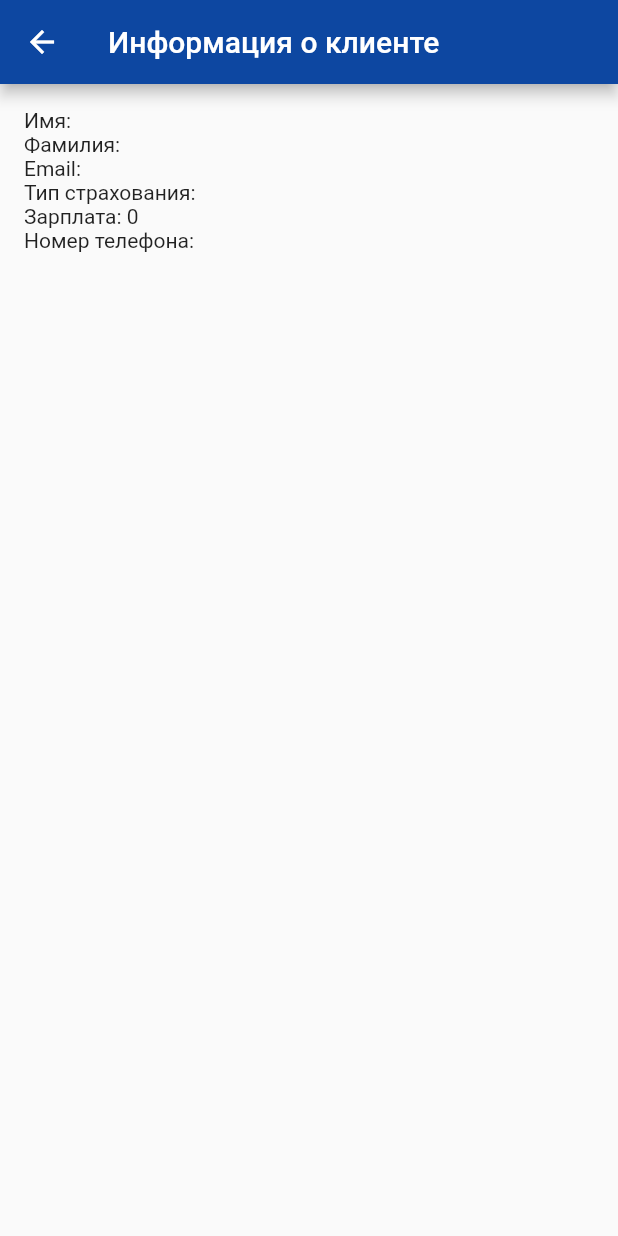
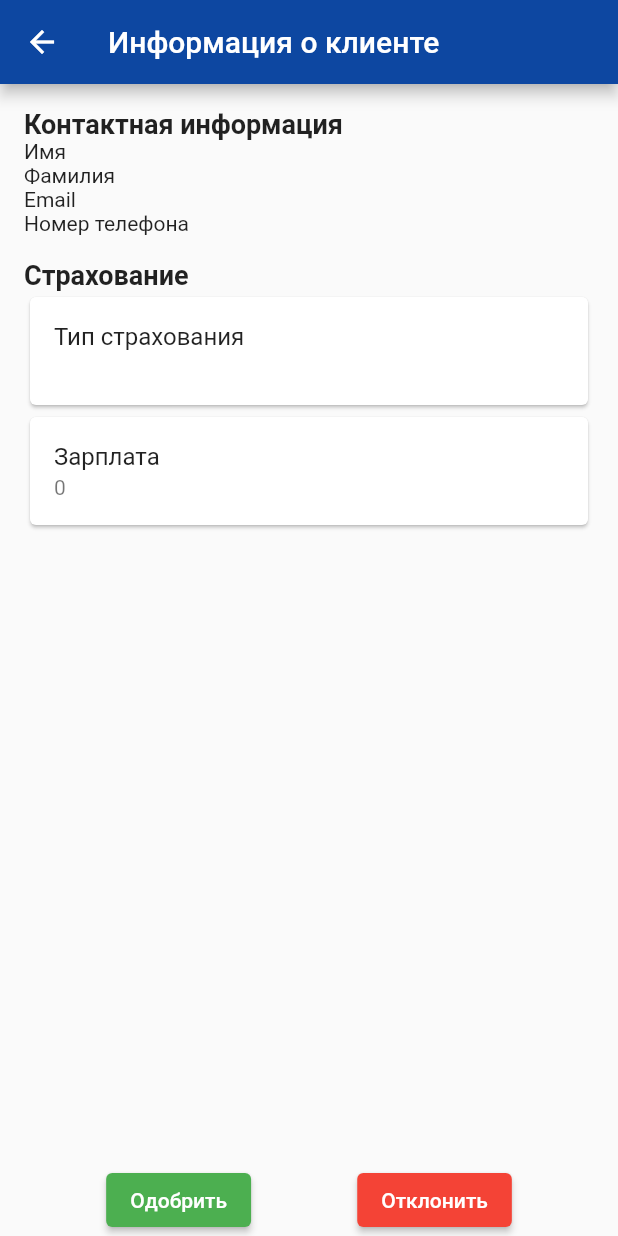
Before and after one commit to dtb4life/Insurancy-Company, a Flutter app: the ClientInfoScreen screen opened directly with empty values, on a phone screen of 412 x 824 dp. Run offline on Flutter 3.47's test engine with Material 2 defaults, Android fonts, the phone set to English and light mode, and no system bars.

Commit message:
declining and accepting requests

```diff
--- a/lib/requests.dart
+++ b/lib/requests.dart
@@ -1,5 +1,4 @@
 import 'package:flutter/material.dart';
-
 
 class InsuranceRequest {
   int id;
@@ -10,7 +9,14 @@ class InsuranceRequest {
   int salary;
   String phone;
 
-  InsuranceRequest({required this.id, required this.firstName, required this.lastName, required this.email,required this.type, required this.salary, required this.phone});
+  InsuranceRequest(
+      {required this.id,
+      required this.firstName,
+      required this.lastName,
+      required this.email,
+      required this.type,
+      required this.salary,
+      required this.phone});
 }
 
 class InsuranceRequestsList extends StatefulWidget {
@@ -27,8 +33,7 @@ class _InsuranceRequestsListState extends State<InsuranceRequestsList> {
         email: "johndoe@gmail.com",
         type: "Заявка на автострахование",
         salary: 50000,
-      phone: "+444534565312"
-    ),
+        phone: "+444534565312"),
     InsuranceRequest(
       id: 2,
       firstName: "Jane",
@@ -45,8 +50,7 @@ class _InsuranceRequestsListState extends State<InsuranceRequestsList> {
         email: "bobsmith@gmail.com",
         type: "Заявка на страхование путешествия",
         salary: 40000,
-      phone: "+4466542345"
-    ),
+        phone: "+4466542345"),
   ];
 
   @override
@@ -63,7 +67,8 @@ class _InsuranceRequestsListState extends State<InsuranceRequestsList> {
           InsuranceRequest request = requests[index];
           return Card(
               child: ListTile(
-  title: Text('${request.type} от ${request.firstName} ${request.lastName}'),
+            title: Text(
+                '${request.type} от ${request.firstName} ${request.lastName}'),
             subtitle: Text('Зарплата клиента: ${request.salary}'),
             trailing: Row(
               mainAxisSize: MainAxisSize.min,
@@ -72,7 +77,12 @@ class _InsuranceRequestsListState extends State<InsuranceRequestsList> {
                   icon: Icon(Icons.thumb_up),
                   color: Colors.green,
                   onPressed: () {
-          // Обработчик нажатия на кнопку "Одобрить"
+                    // Обработчик нажатия на кнопку "Одобрить"\
+                    ScaffoldMessenger.of(context).showSnackBar(
+    SnackBar(
+      content: Text('Заявка одобрена. Свяжитесь с клиентом.'), backgroundColor: Colors.green,
+    ),
+  );
                     setState(() {
                       requests.removeAt(index);
                     });
@@ -98,9 +108,7 @@ class _InsuranceRequestsListState extends State<InsuranceRequestsList> {
                 ),
               );
             },
-)
-
-          );
+          ));
         },
       ),
     );
@@ -124,15 +132,102 @@ class ClientInfoScreen extends StatelessWidget {
         child: Column(
           crossAxisAlignment: CrossAxisAlignment.start,
           children: [
-            Text('Имя: ${request.firstName}'),
-            Text('Фамилия: ${request.lastName}'),
-            Text('Email: ${request.email}'),
-            Text('Тип страхования: ${request.type}'),
-            Text('Зарплата: ${request.salary}'),
-            Text('Номер телефона: ${request.phone}'),
-            // Другие поля, если есть
+            Text(
+              'Контактная информация',
+              style: TextStyle(
+                fontWeight: FontWeight.bold,
+                fontSize: 18.0,
+              ),
+            ),
+            Table(
+              columnWidths: {
+                0: FlexColumnWidth(3),
+                1: FlexColumnWidth(5),
+              },
+              children: [
+                TableRow(
+                  children: [
+                    Text('Имя'),
+                    Text(request.firstName),
                   ],
                 ),
+                TableRow(
+                  children: [
+                    Text('Фамилия'),
+                    Text(request.lastName),
+                  ],
+                ),
+                TableRow(
+                  children: [
+                    Text('Email'),
+                    Text(request.email),
+                  ],
+                ),
+                TableRow(
+                  children: [
+                    Text('Номер телефона'),
+                    Text(request.phone),
+                  ],
+                ),
+              ],
+            ),
+            SizedBox(height: 16.0),
+            Text(
+              'Страхование',
+              style: TextStyle(
+                fontWeight: FontWeight.bold,
+                fontSize: 18.0,
+              ),
+            ),
+            Card(
+              child: ListTile(
+                title: Text('Тип страхования'),
+                subtitle: Text(request.type),
+              ),
+            ),
+            Card(
+              child: ListTile(
+                title: Text('Зарплата'),
+                subtitle: Text(request.salary.toString()),
+              ),
+            ),
+          ],
+        ),
+      ),
+      bottomNavigationBar: Row(
+        mainAxisAlignment: MainAxisAlignment.spaceEvenly,
+        children: [
+          ElevatedButton(
+            onPressed: () {
+              // Действие при нажатии на кнопку "Одобрить"
+              Navigator.pop(context, true);
+              ScaffoldMessenger.of(context).showSnackBar(
+    SnackBar(
+      content: Text('Заявка одобрена. Свяжитесь с клиентом.'), backgroundColor: Colors.green,
+    ),
+  );
+            },
+            style: ElevatedButton.styleFrom(
+        primary: Colors.green,
+      ),
+            child: Text('Одобрить'),
+          ),
+          ElevatedButton(
+            onPressed: () {
+              // Действие при нажатии на кнопку "Отклонить"
+              Navigator.pop(context, false);
+              ScaffoldMessenger.of(context).showSnackBar(
+    SnackBar(
+      content: Text('Заявка отклонена.'), backgroundColor: Colors.red,
+    ),
+  );
+            },
+            style: ElevatedButton.styleFrom(
+        primary: Colors.red,
+      ),
+            child: Text('Отклонить'),
+          ),
+        ],
       ),
     );
   }
```
Lines whose indentation alone changed are shown as unchanged.
